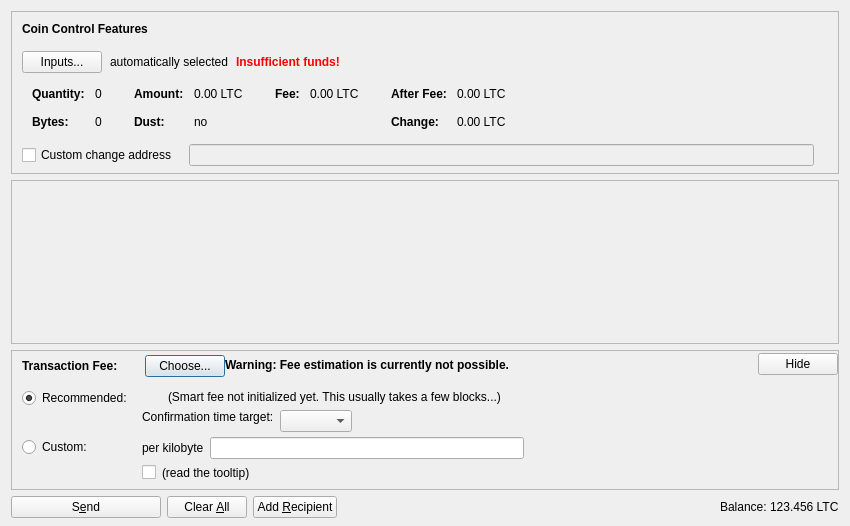
This is src/qt/forms/sendcoinsdialog.ui in rngcoin-project/rngcoin as Qt 5 draws it before an edit. The edited form follows.
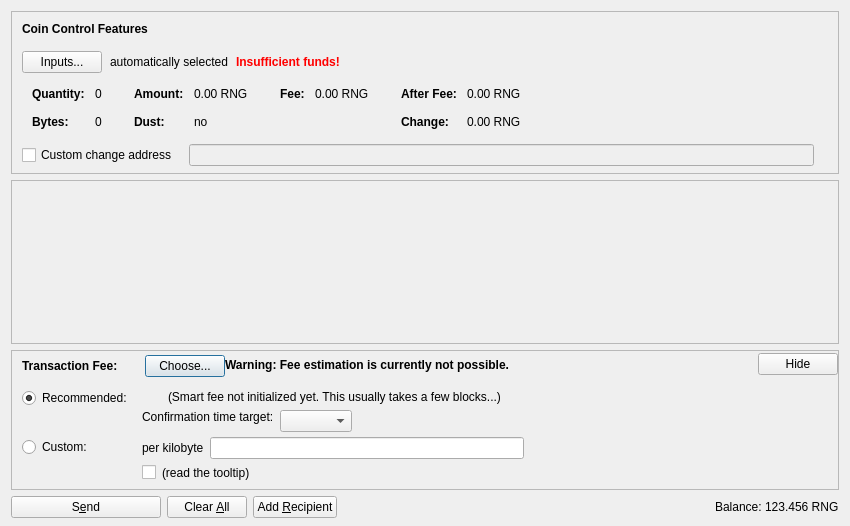
This is the edited form. Icons and pictures are not drawn. Custom widgets are drawn as their Qt base class.

The edit to the form file:
```diff
--- a/src/qt/forms/sendcoinsdialog.ui
+++ b/src/qt/forms/sendcoinsdialog.ui
@@ -324,7 +324,7 @@
                   <enum>Qt::ActionsContextMenu</enum>
                  </property>
                  <property name="text">
-                  <string notr="true">0.00 LTC</string>
+                  <string notr="true">0.00 RNG</string>
                  </property>
                  <property name="textInteractionFlags">
                   <set>Qt::LinksAccessibleByMouse|Qt::TextSelectableByKeyboard|Qt::TextSelectableByMouse</set>
@@ -404,7 +404,7 @@
                   <enum>Qt::ActionsContextMenu</enum>
                  </property>
                  <property name="text">
-                  <string notr="true">0.00 LTC</string>
+                  <string notr="true">0.00 RNG</string>
                  </property>
                  <property name="textInteractionFlags">
                   <set>Qt::LinksAccessibleByMouse|Qt::TextSelectableByKeyboard|Qt::TextSelectableByMouse</set>
@@ -455,7 +455,7 @@
                   <enum>Qt::ActionsContextMenu</enum>
                  </property>
                  <property name="text">
-                  <string notr="true">0.00 LTC</string>
+                  <string notr="true">0.00 RNG</string>
                  </property>
                  <property name="textInteractionFlags">
                   <set>Qt::LinksAccessibleByMouse|Qt::TextSelectableByKeyboard|Qt::TextSelectableByMouse</set>
@@ -484,7 +484,7 @@
                   <enum>Qt::ActionsContextMenu</enum>
                  </property>
                  <property name="text">
-                  <string notr="true">0.00 LTC</string>
+                  <string notr="true">0.00 RNG</string>
                  </property>
                  <property name="textInteractionFlags">
                   <set>Qt::LinksAccessibleByMouse|Qt::TextSelectableByKeyboard|Qt::TextSelectableByMouse</set>
@@ -1237,7 +1237,7 @@
           <cursorShape>IBeamCursor</cursorShape>
          </property>
          <property name="text">
-          <string notr="true">123.456 LTC</string>
+          <string notr="true">123.456 RNG</string>
          </property>
          <property name="textInteractionFlags">
           <set>Qt::LinksAccessibleByMouse|Qt::TextSelectableByKeyboard|Qt::TextSelectableByMouse</set>
```
Left out of the diff: 4 changed lines with no effect on the pictures.
